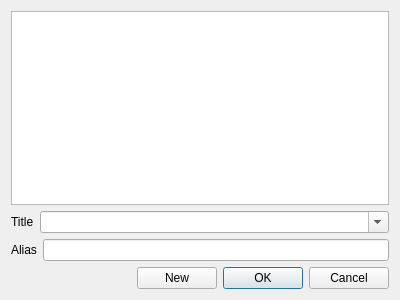
Above: src/gui/smarttitlemanager.ui from killmaster/Shinjiru before the change. Below: the same form after it.
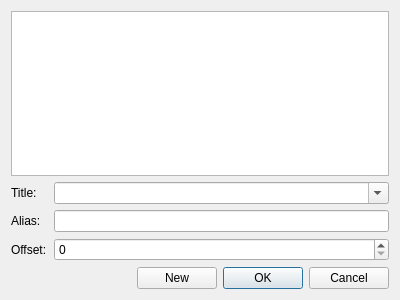
That is the form after the change.

Commit message: Add offset to smart titles

Patch:
```diff
--- a/src/gui/smarttitlemanager.ui
+++ b/src/gui/smarttitlemanager.ui
@@ -22,11 +22,11 @@
     </widget>
    </item>
    <item>
-    <layout class="QHBoxLayout" name="horizontalLayout">
+    <layout class="QHBoxLayout" name="horizontalLayout" stretch="1,9">
      <item>
       <widget class="QLabel" name="label">
        <property name="text">
-        <string>Title</string>
+        <string>Title:</string>
        </property>
       </widget>
      </item>
@@ -46,11 +46,11 @@
     </layout>
    </item>
    <item>
-    <layout class="QHBoxLayout" name="horizontalLayout_2">
+    <layout class="QHBoxLayout" name="horizontalLayout_2" stretch="1,9">
      <item>
       <widget class="QLabel" name="label_2">
        <property name="text">
-        <string>Alias</string>
+        <string>Alias:</string>
        </property>
       </widget>
      </item>
@@ -59,6 +59,27 @@
      </item>
     </layout>
    </item>
+   <item>
+    <layout class="QHBoxLayout" name="horizontalLayout_4" stretch="1,9">
+     <item>
+      <widget class="QLabel" name="label_3">
+       <property name="text">
+        <string>Offset:</string>
+       </property>
+      </widget>
+     </item>
+     <item>
+      <widget class="QSpinBox" name="spinBox">
+       <property name="sizePolicy">
+        <sizepolicy hsizetype="Expanding" vsizetype="Fixed">
+         <horstretch>0</horstretch>
+         <verstretch>0</verstretch>
+        </sizepolicy>
+       </property>
+      </widget>
+     </item>
+    </layout>
+   </item>
    <item>
     <layout class="QHBoxLayout" name="horizontalLayout_3">
      <item>
```
The commit also changes 3 other files.
